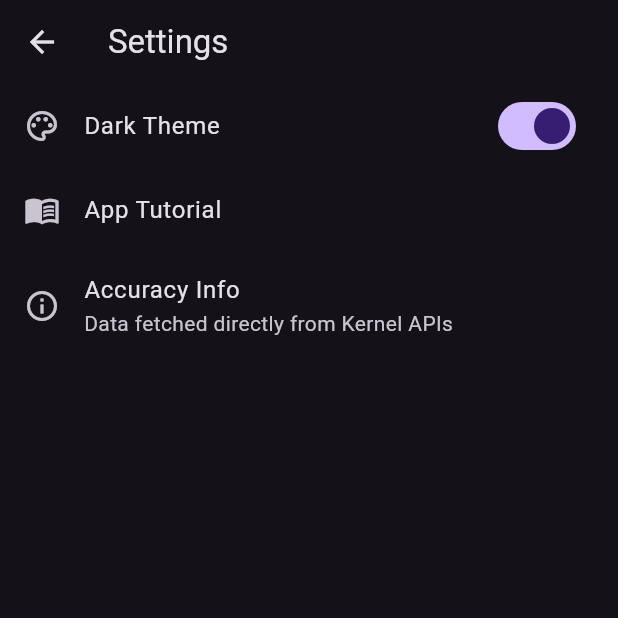
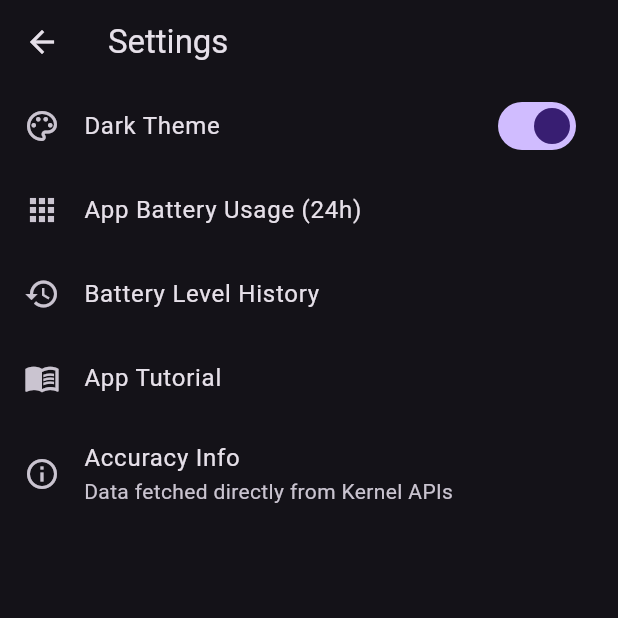
Before and after one commit to dev-ziaulhoque/amply_app, a Flutter app: the screen it shows after launch, after a tap on the "settings" icon, on a phone screen of 412 x 824 dp, the top half of it. Run offline on Flutter 3.47's test engine with Material 3 defaults, Android fonts, the phone set to English and light mode, and no system bars; our stand-ins replace get, get_storage.

Commit message:
first commit

```diff
--- a/lib/app/data/service/theme_service.dart
+++ b/lib/app/data/service/theme_service.dart
@@ -6,12 +6,9 @@ class ThemeService {
   final _box = GetStorage();
   final _key = 'isDarkMode';
 
-  // থিম লোড করা (ডিফল্ট ডার্ক)
   ThemeMode get theme => _loadThemeFromBox() ? ThemeMode.dark : ThemeMode.light;
-
   bool _loadThemeFromBox() => _box.read(_key) ?? true;
 
-  // থিম পরিবর্তন এবং সেভ করা
   void switchTheme() {
     Get.changeThemeMode(_loadThemeFromBox() ? ThemeMode.light : ThemeMode.dark);
     _box.write(_key, !_loadThemeFromBox());
--- a/lib/app/modules/home/controllers/home_controller.dart
+++ b/lib/app/modules/home/controllers/home_controller.dart
@@ -1,75 +1,70 @@
 import 'dart:async';
-import 'package:flutter/material.dart';
 import 'package:flutter/services.dart';
 import 'package:get/get.dart';
+import 'package:get_storage/get_storage.dart';
 
 class HomeController extends GetxController {
   static const platform = MethodChannel('com.amply.app.amply_app/battery');
+  final _box = GetStorage();
 
-  // Battery
+  // Battery Obs
   var batteryLevel = 0.obs;
   var voltage = 0.obs;
   var temperature = 0.0.obs;
   var currentMA = 0.obs;
   var maxMA = (-9999).obs;
   var minMA = (9999).obs;
-  var healthStatus = "Checking...".obs;
+  var healthStatus = "Good".obs;
   var chargingSource = "Unknown".obs;
   var isCharging = false.obs;
-  var technology = "Unknown".obs;
+  var technology = "Li-ion".obs;
   var remainingTimeText = "Calculating...".obs;
 
-  // Device & Resources
-  var deviceModel = "".obs;
-  var deviceBrand = "".obs;
-  var androidVersion = "".obs;
+  // System & Analytics
+  var totalRam = "0".obs;
+  var availRam = "0".obs;
   var totalStorage = 0.obs;
   var freeStorage = 0.obs;
-  var totalRam = "0".obs;
-  var availRam = "0".obs;
+  var deviceName = "Unknown".obs;
+  var androidVersion = "".obs;
   var bluetoothStatus = "Unknown".obs;
+  var appUsageList = <dynamic>[].obs;
+  var batteryHistory = <dynamic>[].obs;
 
-  // Theme
-  var isDarkMode = true.obs;
   Timer? _timer;
   bool _isFirstRecord = true;
+
+  var isUsagePermissionGranted = true.obs;
 
   @override
   void onInit() {
     super.onInit();
+    batteryHistory.assignAll(_box.read('history') ?? []);
     fetchDeviceInfo();
-    fetchBatteryData();
-    _timer = Timer.periodic(const Duration(seconds: 1), (timer) => fetchBatteryData());
-  }
+    fetchAppUsage();
 
-  void toggleTheme() {
-    isDarkMode.value = !isDarkMode.value;
-    Get.changeTheme(isDarkMode.value ? ThemeData.dark() : ThemeData.light());
-  }
+    _timer = Timer.periodic(const Duration(seconds: 1), (timer) {
+      fetchBatteryData();
+      if (isCharging.value) {
+        platform.invokeMethod('updateNotification', {"mA": currentMA.value, "level": batteryLevel.value});
+      } else {
+        platform.invokeMethod('cancelNotification');
+      }
+    });
 
-  Future<void> fetchDeviceInfo() async {
-    try {
-      final Map<dynamic, dynamic> info = await platform.invokeMethod('getDeviceInfo');
-      deviceModel.value = info['model'];
-      deviceBrand.value = info['brand'];
-      androidVersion.value = info['androidVer'];
-      totalStorage.value = info['totalStorage'];
-      freeStorage.value = info['freeStorage'];
-      totalRam.value = info['totalRam'];
-      availRam.value = info['availRam'];
-      bluetoothStatus.value = info['bluetooth'];
-    } catch (e) { print(e); }
+    // ৫ মিনিট অন্তর হিস্ট্রি সেভ
+    Timer.periodic(const Duration(minutes: 5), (t) => _saveHistory());
   }
 
   Future<void> fetchBatteryData() async {
     try {
-      final Map<dynamic, dynamic> result = await platform.invokeMethod('getBatteryHardwareInfo');
-      batteryLevel.value = result['level'];
-      voltage.value = result['voltage'];
-      temperature.value = result['temperature'];
-      currentMA.value = result['currentNow'];
-      isCharging.value = result['status'] == 2;
-      technology.value = result['technology'] ?? "Li-ion";
+      final Map<dynamic, dynamic> r = await platform.invokeMethod('getBatteryHardwareInfo');
+      batteryLevel.value = r['level'];
+      voltage.value = r['voltage'];
+      temperature.value = r['temperature'];
+      currentMA.value = r['currentNow'];
+      isCharging.value = r['status'] == 2;
+      technology.value = r['technology'];
 
       if (_isFirstRecord) {
         maxMA.value = currentMA.value;
@@ -77,39 +72,63 @@ class HomeController extends GetxController {
         _isFirstRecord = false;
       } else {
         if (currentMA.value > maxMA.value) maxMA.value = currentMA.value;
-        if (currentMA.value < minMA.value) minMA.value = currentMA.value;
+        if (currentMA.value != 0 && currentMA.value < minMA.value) minMA.value = currentMA.value;
       }
 
-      // Time Estimation
       if (isCharging.value) {
-        int remMs = result['remainingTime'];
+        int remMs = r['remainingTime'];
         if (remMs > 0) {
-          remainingTimeText.value = _formatMinutes((remMs / 60000).round());
+          int m = (remMs / 60000).round();
+          remainingTimeText.value = m >= 60 ? "${m ~/ 60}h ${m % 60}m" : "${m}m";
         } else if (currentMA.value > 10) {
-          double remPercent = (100 - batteryLevel.value) / 100;
-          int estMin = ((remPercent * 5000) / currentMA.value.abs() * 60).round();
-          remainingTimeText.value = "~ ${_formatMinutes(estMin)} (Est.)";
-        } else { remainingTimeText.value = "Slow Charging"; }
-      } else { remainingTimeText.value = "Discharging"; }
+          int estMin = (((100 - batteryLevel.value) / 100 * 5000) / currentMA.value.abs() * 60).round();
+          remainingTimeText.value = "~ $estMin m (Est.)";
+        }
+      }
 
-      _updateHealthStatus(result['health']);
-      switch (result['plugged']) {
+      switch (r['plugged']) {
         case 1: chargingSource.value = "AC Charger"; break;
         case 2: chargingSource.value = "USB Port"; break;
         default: chargingSource.value = "Battery";
       }
-    } on PlatformException catch (e) { print(e); }
+    } catch (e) { print(e); }
   }
 
-  void _updateHealthStatus(int h) {
-    switch (h) {
-      case 2: healthStatus.value = "Good"; break;
-      case 3: healthStatus.value = "Overheat"; break;
-      default: healthStatus.value = "Unknown";
+  Future<void> fetchDeviceInfo() async {
+    final Map<dynamic, dynamic> info = await platform.invokeMethod('getDeviceInfo');
+    deviceName.value = "${info['brand']} ${info['model']}";
+    androidVersion.value = info['androidVer'];
+    totalRam.value = info['totalRam'];
+    availRam.value = info['availRam'];
+    totalStorage.value = info['totalStorage'];
+    freeStorage.value = info['freeStorage'];
+    bluetoothStatus.value = info['bluetooth'];
+  }
+
+  Future<void> fetchAppUsage() async {
+    try {
+      final List<dynamic> stats = await platform.invokeMethod('getAppUsage');
+      appUsageList.assignAll(stats);
+      isUsagePermissionGranted.value = true;
+    } on PlatformException catch (e) {
+      if (e.code == "PERMISSION_DENIED") {
+        isUsagePermissionGranted.value = false;
+        print("Usage access not granted");
+      }
     }
   }
 
-  String _formatMinutes(int min) => min >= 60 ? "${min ~/ 60}h ${min % 60}m" : "${min}m";
+  void openUsageSettings() {
+    platform.invokeMethod('openUsageSettings');
+  }
+
+
+  void _saveHistory() {
+    final log = {"time": DateTime.now().toString().substring(11, 16), "level": batteryLevel.value};
+    batteryHistory.insert(0, log);
+    if (batteryHistory.length > 20) batteryHistory.removeLast();
+    _box.write('history', batteryHistory.toList());
+  }
 
   @override
   void onClose() { _timer?.cancel(); super.onClose(); }
--- a/lib/app/modules/home/views/home_view.dart
+++ b/lib/app/modules/home/views/home_view.dart
@@ -1,19 +1,22 @@
-import 'package:amply_app/app/modules/setting/views/setting_view.dart';
 import 'package:flutter/material.dart';
 import 'package:get/get.dart';
+import '../../setting/views/setting_view.dart';
 import '../animation/smart_charging_animation.dart';
 import '../controllers/home_controller.dart';
+import 'app_uses_vew.dart';
+import 'batter_history_view.dart';
 
 class HomeView extends GetView<HomeController> {
   const HomeView({super.key});
 
   @override
   Widget build(BuildContext context) {
+    final controller = Get.put(HomeController());
     return Scaffold(
       backgroundColor: const Color(0xFF0A0E21),
       appBar: AppBar(
         title: const Text(
-          "Amply Lab Pro",
+          "Amply",
           style: TextStyle(fontWeight: FontWeight.bold, color: Colors.white),
         ),
         backgroundColor: Colors.transparent,
@@ -29,9 +32,9 @@ class HomeView extends GetView<HomeController> {
         child: Obx(
           () => Column(
             children: [
-              _buildLargeCard(),
+              _buildLargeCard(controller),
               const SizedBox(height: 20),
-              if (controller.isCharging.value) _buildTimeBadge(),
+              if (controller.isCharging.value) _buildTimeBadge(controller),
 
               GridView.count(
                 shrinkWrap: true,
@@ -76,7 +79,7 @@ class HomeView extends GetView<HomeController> {
               ),
               const SizedBox(height: 15),
               _buildResourceCard(
-                "Storage Usage",
+                "Internal Storage",
                 "${controller.totalStorage.value}GB",
                 "${controller.freeStorage.value}GB",
                 Colors.blueAccent,
@@ -84,10 +87,7 @@ class HomeView extends GetView<HomeController> {
 
               _section("System Info"),
               _buildContainer([
-                _row(
-                  "Device",
-                  "${controller.deviceBrand} ${controller.deviceModel}",
-                ),
+                _row("Device", controller.deviceName.value),
                 _row("Android", "Version ${controller.androidVersion}"),
                 _row("Bluetooth", controller.bluetoothStatus.value),
                 _row("Tech", controller.technology.value),
@@ -99,12 +99,17 @@ class HomeView extends GetView<HomeController> {
     );
   }
 
-  Widget _buildLargeCard() {
+  Widget _buildLargeCard(HomeController controller) {
     return Container(
       padding: const EdgeInsets.all(25),
       decoration: BoxDecoration(
         color: Colors.white.withOpacity(0.05),
         borderRadius: BorderRadius.circular(30),
+        border: Border.all(
+          color: controller.isCharging.value
+              ? Colors.greenAccent
+              : Colors.blueAccent.withOpacity(0.2),
+        ),
       ),
       child: Column(
         children: [
@@ -160,18 +165,20 @@ class HomeView extends GetView<HomeController> {
     double avail = double.tryParse(availStr.replaceAll("GB", "")) ?? 0;
     double progress = total > 0 ? (total - avail) / total : 0;
     return _buildContainer([
-      _row(title, "$avail / $total"),
+      _row(title, "$avail / $total GB Free"),
       const SizedBox(height: 8),
       LinearProgressIndicator(
         value: progress.clamp(0, 1),
         color: color,
         backgroundColor: Colors.white10,
+        minHeight: 6,
+        borderRadius: BorderRadius.circular(10),
       ),
     ]);
   }
 
   Widget _section(String t) => Padding(
-    padding: const EdgeInsets.symmetric(vertical: 15),
+    padding: const EdgeInsets.symmetric(vertical: 15, horizontal: 5),
     child: Align(
       alignment: Alignment.centerLeft,
       child: Text(
@@ -196,8 +203,15 @@ class HomeView extends GetView<HomeController> {
     child: Row(
       mainAxisAlignment: MainAxisAlignment.spaceBetween,
       children: [
-        Text(l, style: const TextStyle(color: Colors.white38)),
-        Text(v, style: const TextStyle(color: Colors.white)),
+        Text(l, style: const TextStyle(color: Colors.white38, fontSize: 13)),
+        Text(
+          v,
+          style: const TextStyle(
+            color: Colors.white,
+            fontWeight: FontWeight.bold,
+            fontSize: 13,
+          ),
+        ),
       ],
     ),
   );
@@ -209,7 +223,7 @@ class HomeView extends GetView<HomeController> {
     child: Column(
       mainAxisAlignment: MainAxisAlignment.center,
       children: [
-        Icon(i, color: c),
+        Icon(i, color: c, size: 28),
         const SizedBox(height: 5),
         Text(t, style: const TextStyle(color: Colors.white38, fontSize: 10)),
         Text(
@@ -222,7 +236,7 @@ class HomeView extends GetView<HomeController> {
       ],
     ),
   );
-  Widget _buildTimeBadge() => Container(
+  Widget _buildTimeBadge(HomeController c) => Container(
     margin: const EdgeInsets.only(bottom: 15),
     padding: const EdgeInsets.all(12),
     decoration: BoxDecoration(
@@ -235,7 +249,7 @@ class HomeView extends GetView<HomeController> {
         const Icon(Icons.bolt, color: Colors.greenAccent),
         const SizedBox(width: 8),
         Text(
-          "FULL IN: ${controller.remainingTimeText}",
+          "FULL IN: ${c.remainingTimeText}",
           style: const TextStyle(
             color: Colors.greenAccent,
             fontWeight: FontWeight.bold,
--- a/lib/app/modules/setting/views/setting_view.dart
+++ b/lib/app/modules/setting/views/setting_view.dart
@@ -4,6 +4,8 @@ import 'package:get/get.dart';
 
 import '../../../data/service/theme_service.dart';
 import '../../home/controllers/home_controller.dart';
+import '../../home/views/app_uses_vew.dart';
+import '../../home/views/batter_history_view.dart';
 import '../controllers/setting_controller.dart';
 
 class SettingView extends GetView<SettingController> {
@@ -28,6 +30,18 @@ class SettingView extends GetView<SettingController> {
             ),
           ),
           ListTile(
+            leading: const Icon(Icons.apps),
+            title: const Text("App Battery Usage (24h)"),
+            onTap: () => Get.to(() =>  AppUsageView()),
+          ),
+
+          ListTile(
+            leading: const Icon(Icons.history),
+            title: const Text("Battery Level History"),
+            onTap: () => Get.to(() =>  BatteryHistoryView()),
+          ),
+
+          ListTile(
             leading: const Icon(Icons.menu_book_outlined),
             title: const Text("App Tutorial"),
             onTap: () => Get.to(() => const TutorialView()),
@@ -41,6 +55,18 @@ class SettingView extends GetView<SettingController> {
       ),
     );
   }
+  Widget _navTile(String t, IconData i, VoidCallback onTap) => ListTile(
+    onTap: onTap,
+    leading: Icon(i, color: Colors.cyanAccent),
+    title: Text(t, style: const TextStyle(color: Colors.white, fontSize: 14)),
+    trailing: const Icon(
+      Icons.arrow_forward_ios,
+      size: 14,
+      color: Colors.white24,
+    ),
+    tileColor: Colors.white.withOpacity(0.05),
+    shape: RoundedRectangleBorder(borderRadius: BorderRadius.circular(15)),
+  );
 }
 
 class TutorialView extends StatelessWidget {
```
Also changed, not shown: lib/app/modules/home/views/app_uses_vew.dart (+80 -28 lines), lib/app/modules/home/views/batter_history_view.dart (+28 -28 lines), 3 other files.
